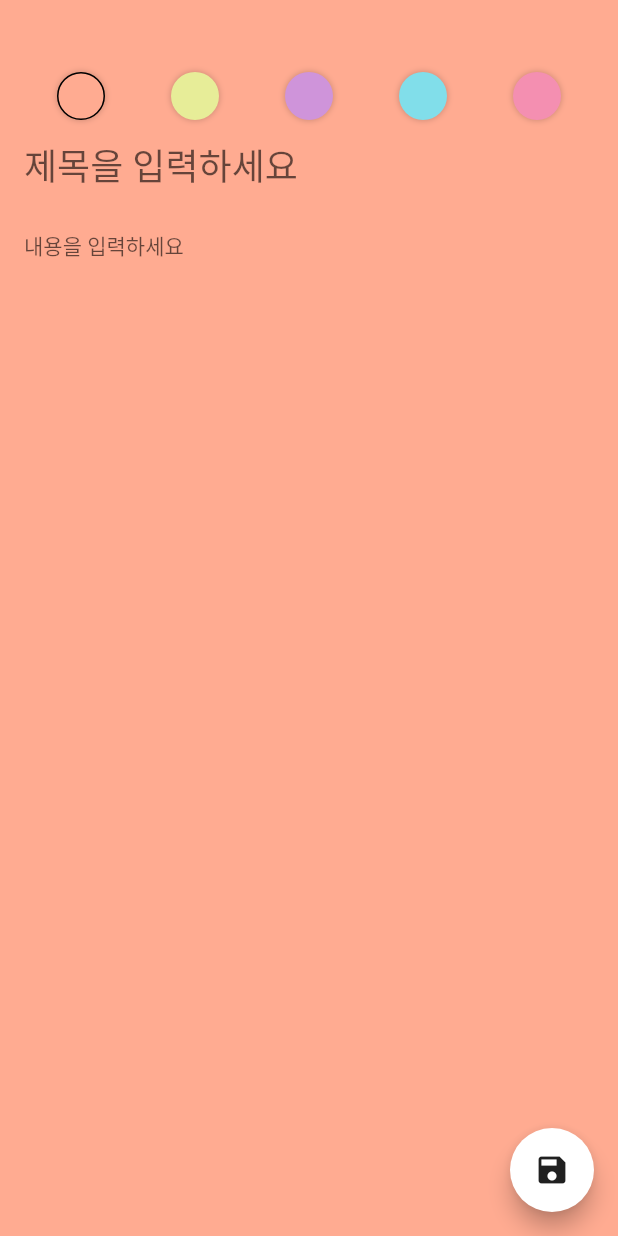
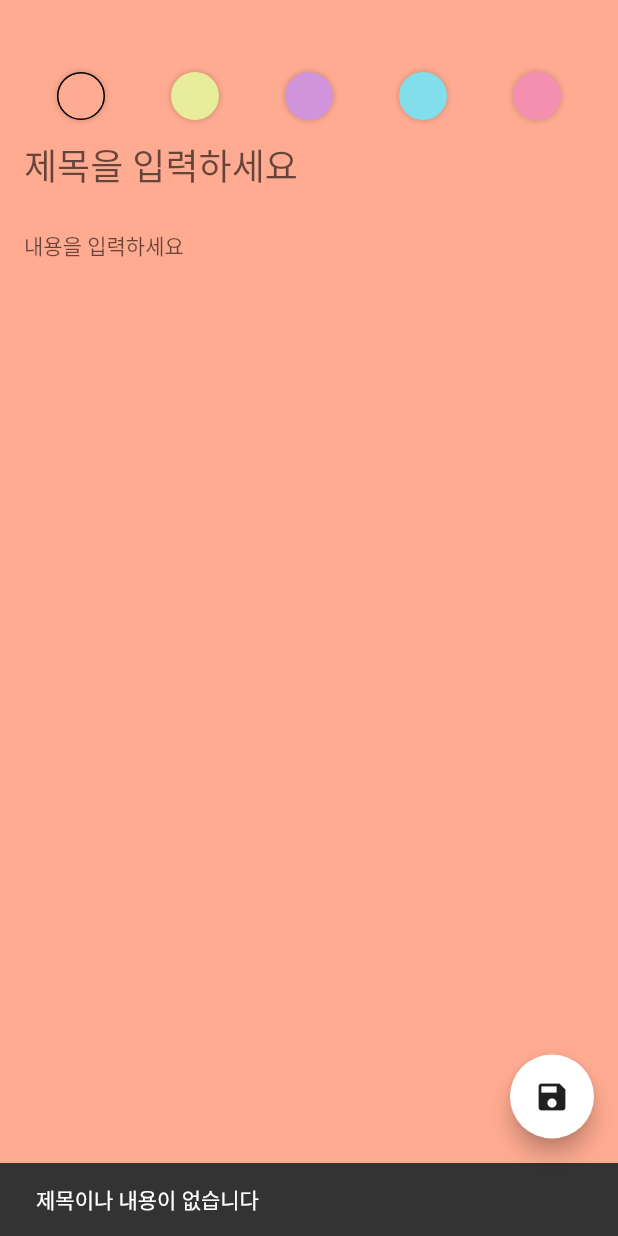
Before and after one commit to ilonelife/flutter_note, a Flutter app: the AddEditNoteScreen screen opened directly, after a tap on the "save" icon, on a phone screen of 412 x 824 dp. Run offline on Flutter 3.47's test engine with Material 2 defaults, Android fonts, the phone set to English and light mode, and no system bars; our stand-ins replace freezed_annotation, sqflite; accounts and stored records are empty; generated files the repository leaves out were written again; statements that could not run were skipped.

Commit message:
새 노트 작성, 노트 표시 기능 추가

```diff
--- a/lib/presentation/add_edit_note/add_edit_note_screen.dart
+++ b/lib/presentation/add_edit_note/add_edit_note_screen.dart
@@ -1,8 +1,16 @@
+import 'dart:async';
+
 import 'package:flutter/material.dart';
+import 'package:flutter_note/domain/model/note.dart';
+import 'package:flutter_note/presentation/add_edit_note/add_edit_note_event.dart';
+import 'package:flutter_note/presentation/add_edit_note/add_edit_note_view_model.dart';
 import 'package:flutter_note/ui/colors.dart';
+import 'package:provider/provider.dart';
 
 class AddEditNoteScreen extends StatefulWidget {
-  const AddEditNoteScreen({Key? key}) : super(key: key);
+  final Note? note;
+
+  const AddEditNoteScreen({Key? key, this.note}) : super(key: key);
 
   @override
   State<AddEditNoteScreen> createState() => _AddEditNoteScreenState();
@@ -11,6 +19,7 @@ class AddEditNoteScreen extends StatefulWidget {
 class _AddEditNoteScreenState extends State<AddEditNoteScreen> {
   final _titleController = TextEditingController();
   final _contentController = TextEditingController();
+  StreamSubscription? _streamSubscription;
 
   final List<Color> noteColors = [
     roseBud,
@@ -20,26 +29,57 @@ class _AddEditNoteScreenState extends State<AddEditNoteScreen> {
     illusion,
   ];
 
-  Color _color = roseBud;
-
   @override
   void dispose() {
     _titleController.dispose();
     _contentController.dispose();
+    _streamSubscription?.cancel();
     super.dispose();
   }
 
   @override
+  void initState() {
+    super.initState();
+    Future.microtask(() {
+      // 새 메모 작성하고 저장 버튼 누르면 해당 이벤트를 처리하는 로직
+      // 메모 작성 화면을 닫음(pop),
+      // 저장 버튼과 백버튼을 구분하기 위해 pop(context, true) 값 추가 함
+      final viewModel = context.read<AddEditNoteViewModel>();
+
+      _streamSubscription = viewModel.eventStream.listen((event) {
+        event.when(saveNote: () {
+          Navigator.pop(context, true);
+        });
+      });
+    });
+  }
+
+  @override
   Widget build(BuildContext context) {
+    final viewModel = context.watch<AddEditNoteViewModel>();
     return Scaffold(
       floatingActionButton: FloatingActionButton(
-        onPressed: () {},
+        onPressed: () {
+          // 내용이나 제목이 없으면 스낵바로 에러 출력
+          if (_titleController.text.isEmpty ||
+              _contentController.text.isEmpty) {
+            const snackBar = SnackBar(content: Text('제목이나 내용이 없습니다'));
+            ScaffoldMessenger.of(context).showSnackBar(snackBar);
+          }
+
+          viewModel.onEvent(
+            AddEditNoteEvent.saveNote(
+                widget.note == null ? null : widget.note!.id,
+                _titleController.text,
+                _contentController.text),
+          );
+        },
         child: const Icon(Icons.save),
       ),
       body: AnimatedContainer(
         padding:
             const EdgeInsets.only(left: 16, right: 16, bottom: 16, top: 48),
-        color: _color,
+        color: Color(viewModel.color),
         duration: const Duration(milliseconds: 500),
         child: Column(
           children: [
@@ -49,13 +89,12 @@ class _AddEditNoteScreenState extends State<AddEditNoteScreen> {
                   .map(
                     (color) => InkWell(
                       onTap: () {
-                        setState(() {
-                          _color = color;
-                        });
+                        viewModel
+                            .onEvent(AddEditNoteEvent.changeColor(color.value));
                       },
                       child: _buildBackgroundColor(
                         color: color,
-                        selected: _color == color,
+                        selected: viewModel.color == color.value,
                       ),
                     ),
                   )
--- /dev/null
+++ b/lib/presentation/add_edit_note/add_edit_note_ui_event.dart
@@ -0,0 +1,8 @@
+import 'package:freezed_annotation/freezed_annotation.dart';
+
+part 'add_edit_note_ui_event.freezed.dart';
+
+@freezed
+abstract class AddEditNoteUiEvent<T> with _$AddEditNoteUiEvent<T> {
+  const factory AddEditNoteUiEvent.saveNote() = SaveNote;
+}
--- a/lib/presentation/add_edit_note/add_edit_note_view_model.dart
+++ b/lib/presentation/add_edit_note/add_edit_note_view_model.dart
@@ -1,14 +1,24 @@
+import 'dart:async';
+
 import 'package:flutter/material.dart';
 import 'package:flutter_note/domain/model/note.dart';
 import 'package:flutter_note/domain/repository/note_repository.dart';
 import 'package:flutter_note/presentation/add_edit_note/add_edit_note_event.dart';
+import 'package:flutter_note/ui/colors.dart';
+
+import 'add_edit_note_ui_event.dart';
 
 class AddEditNoteViewModel with ChangeNotifier {
   final NoteRepository repository;
 
-  int _color = Colors.orange.value;
+  int _color = roseBud.value;
 
   int get color => _color;
+
+  // 여러번 listen 하기 위해 broadcast 추가
+  final _eventController = StreamController<AddEditNoteUiEvent>.broadcast();
+
+  Stream<AddEditNoteUiEvent> get eventStream => _eventController.stream;
 
   AddEditNoteViewModel(this.repository);
 
@@ -26,7 +36,7 @@ class AddEditNoteViewModel with ChangeNotifier {
 
   Future<void> _saveNote(int? id, String title, String content) async {
     if (id == null) {
-      repository.insertNote(
+      await repository.insertNote(
         Note(
             title: title,
             content: content,
@@ -43,5 +53,6 @@ class AddEditNoteViewModel with ChangeNotifier {
             timestamp: DateTime.now().millisecondsSinceEpoch),
       );
     }
+    _eventController.add(const AddEditNoteUiEvent.saveNote());
   }
 }
```
Also changed, not shown: lib/di/provider_setup.dart (added, +29 -0 lines), lib/main.dart (+14 -2 lines), lib/presentation/notes/notes_screen.dart (+20 -22 lines), lib/presentation/notes/notes_view_model.dart (+6 -2 lines), 2 other files.
